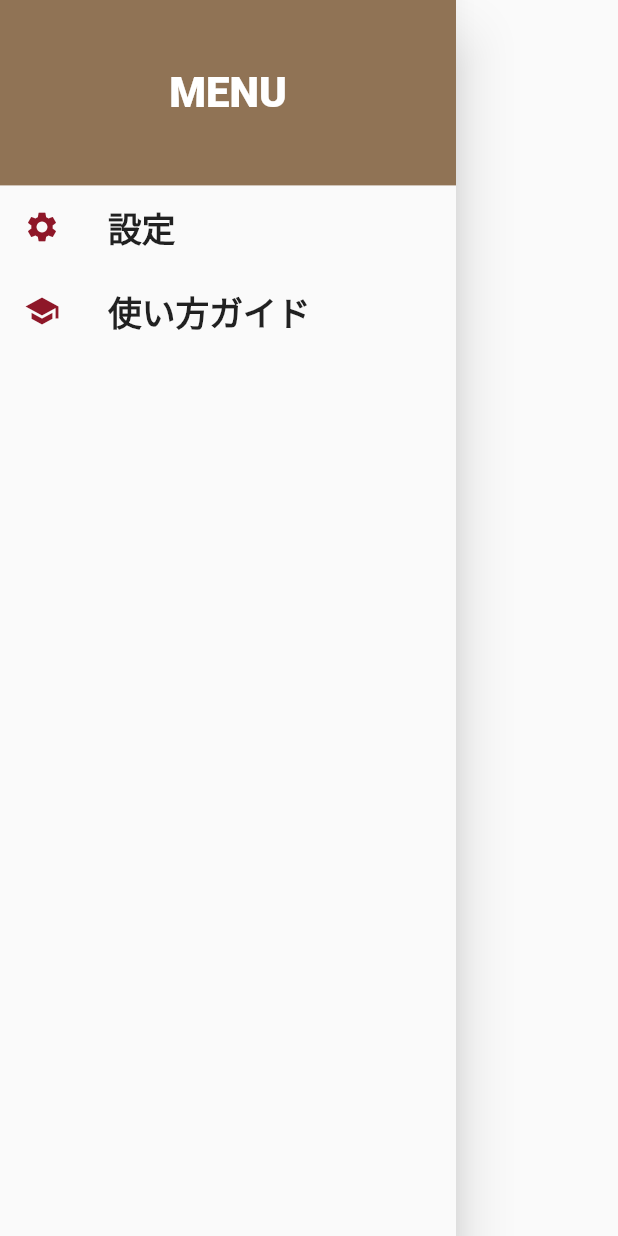
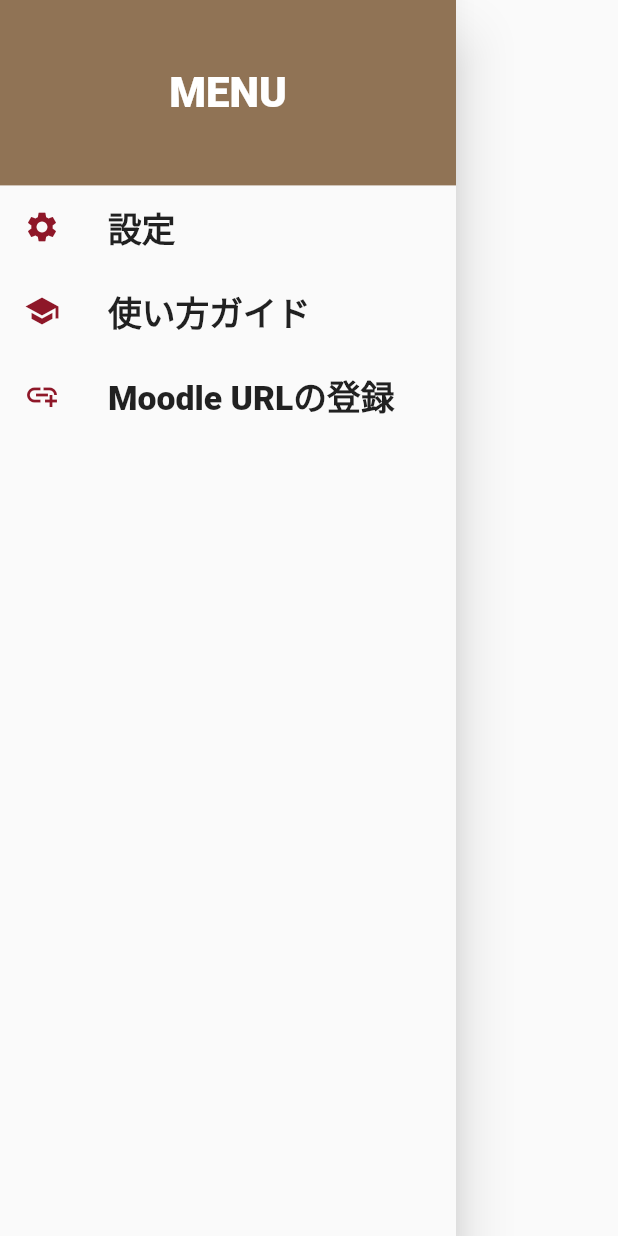
Before and after one commit to aozora-asu/wasedule, a Flutter app: what burgerMenu() shows on an empty page, opened directly, on a phone screen of 412 x 824 dp. Run offline on Flutter 3.47's test engine with Material 2 defaults, Android fonts, the phone set to English and light mode, and no system bars; our stand-ins replace device_info_plus, flutter_local_notifications, flutter_timezone, form_field_validator, sqflite, syncfusion_flutter_calendar and 2 more; missing offline and left inert: easy_autocomplete; accounts and stored records are empty; network calls fail.

Commit message:
URL登録ページの実装(見た目だけ)

```diff
--- a/lib/frontend/screens/components/organism/burger_menu.dart
+++ b/lib/frontend/screens/components/organism/burger_menu.dart
@@ -3,6 +3,7 @@ import 'package:flutter_calandar_app/frontend/colors.dart';
 import 'app_bar.dart';
 import "../../../size_config.dart";
 import '../../pages/setting_page.dart';
+import '../../pages/url_register_page.dart';
 
 class burgerMenu extends StatelessWidget {
 
@@ -67,6 +68,26 @@ class burgerMenu extends StatelessWidget {
               Navigator.pop(context);
             },
           ),
+                    ListTile(
+            leading: Icon(
+              Icons.add_link,
+              color: MAIN_COLOR,
+            ),
+            title: Text(
+              "Moodle URLの登録",
+              style: TextStyle(
+                fontSize: 22.5,
+                fontWeight: FontWeight.w800,
+              ),
+            ),
+            onTap: () {
+              Navigator.pop(context);
+              Navigator.push(
+                context,
+                MaterialPageRoute(builder: (context) => UrlRegisterPage()),
+              );
+            },
+          ),
         ],
       ),
     );
--- a/lib/frontend/screens/pages/calendar_page.dart
+++ b/lib/frontend/screens/pages/calendar_page.dart
@@ -8,6 +8,7 @@ import '../components/template/brief_task_text.dart';
 import '../../size_config.dart';
 import '../components/template/add_event_button.dart';
 import '../components/template/event.dart';
+import '../components/template/loading.dart';
 
 import 'dart:async';
 import 'dart:io';
@@ -171,7 +172,7 @@ class _CalendarState extends State<Calendar> {
                 builder: (context, snapshot) {
                   if (snapshot.connectionState == ConnectionState.waiting) {
                     // データが取得される間、ローディングインディケータを表示できます。
-                    return const CircularProgressIndicator();
+                    return LoadingScreen();
                   } else if (snapshot.hasError) {
                     // エラーがある場合、エラーメッセージを表示します。
                     return Text('エラーだよい: ${snapshot.error}');
```
Also changed, not shown: lib/frontend/screens/components/template/data_card.dart (+7 -7 lines), lib/frontend/screens/pages/url_register_page.dart (added, +72 -0 lines), 3 other files.
